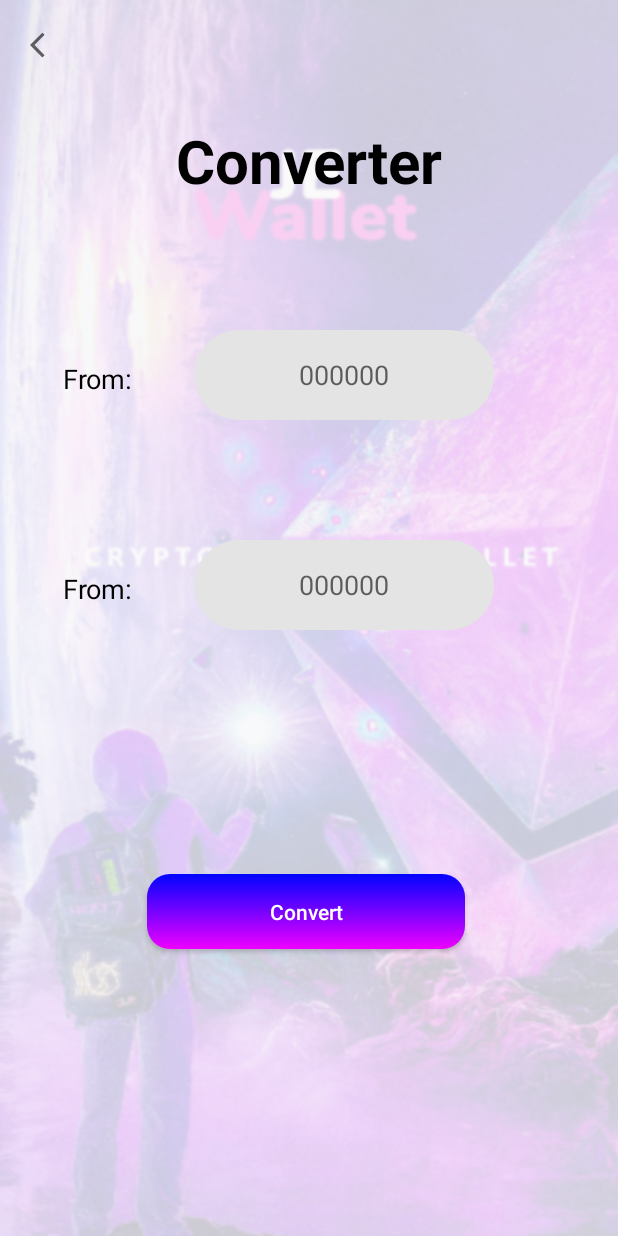
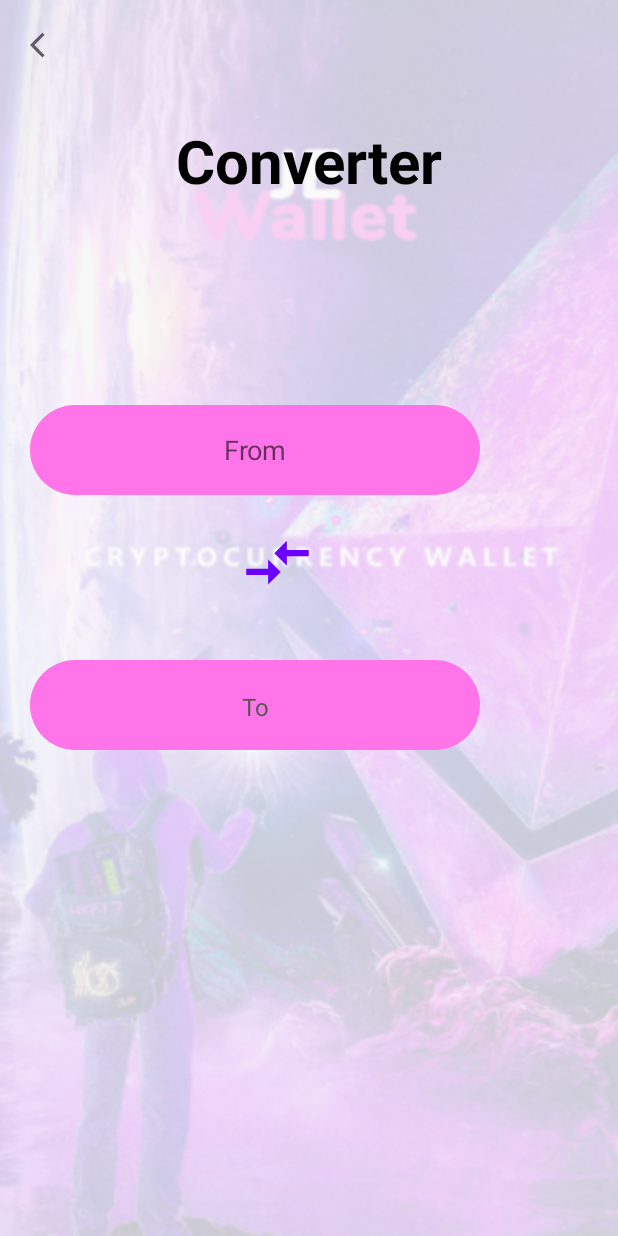
Before and after one commit to ashwin-2001/CryptoSurge, an Android app: the currencyconversion screen opened directly, with no data from a screen before it, on a phone screen of 412 x 824 dp. Run offline under Robolectric (Android 15) with nearby library versions, the phone set to English and light mode, and no system bars; 4 statements that could not run were skipped.

Commit message:
Ashwin Changes

```diff
--- a/app/src/main/java/com/nextap/cryptosurge/currencyconversion.java
+++ b/app/src/main/java/com/nextap/cryptosurge/currencyconversion.java
@@ -7,6 +7,7 @@ import android.util.Log;
 import android.view.View;
 import android.widget.Button;
 import android.widget.EditText;
+import android.widget.ImageButton;
 import android.widget.TextView;
 
 public class currencyconversion extends Activity {
@@ -16,7 +17,7 @@ public class currencyconversion extends Activity {
         super.onCreate(savedInstanceState);
         setContentView(R.layout.currencyconversion);
 
-        Button button = (Button) findViewById(R.id.button_conversion);
+        ImageButton button = (ImageButton) findViewById(R.id.button_conversion);
         Bundle bundle = getIntent().getExtras();
         String message2 = bundle.getString("message2");
         String message = bundle.getString("message");
@@ -26,7 +27,7 @@ public class currencyconversion extends Activity {
 
         EditText from_num = (EditText) findViewById(R.id.from_num);
         TextView from_currency = (TextView) findViewById(R.id.from_currency);
-        EditText target_num = (EditText) findViewById(R.id.target_num);
+        TextView target_num = (TextView) findViewById(R.id.target_num);
         TextView target_currency = (TextView) findViewById(R.id.target_currency);
 
         //from_num.setText(price);
--- /dev/null
+++ b/app/src/main/res/drawable/ic_baseline_compare_arrows_24.xml
@@ -0,0 +1,5 @@
+<vector android:height="24dp" android:tint="#6A00FF"
+    android:viewportHeight="24" android:viewportWidth="24"
+    android:width="24dp" xmlns:android="http://schemas.android.com/apk/res/android">
+    <path android:fillColor="#6E07FF" android:pathData="M9.01,14H2v2h7.01v3L13,15l-3.99,-4V14zM14.99,13v-3H22V8h-7.01V5L11,9L14.99,13z"/>
+</vector>
--- a/app/src/main/res/drawable/rect_inpbox.xml
+++ b/app/src/main/res/drawable/rect_inpbox.xml
@@ -1,7 +1,7 @@
 <shape xmlns:android="http://schemas.android.com/apk/res/android"
        android:shape="rectangle">
 
-    <solid android:color="#E4E4E4" />
+    <solid android:color="#FF74E8" />
 
     <corners android:radius="32dp" />
 
--- a/app/src/main/res/layout/activity_coinbase.xml
+++ b/app/src/main/res/layout/activity_coinbase.xml
@@ -7,9 +7,7 @@
         android:layout_height="match_parent"
 
         tools:context=".Coinbase">
-    <RelativeLayout android:layout_width="match_parent" android:layout_height="match_parent"
-                    android:background="@drawable/spashscreen"
-                    android:alpha="0.2"/>
+
 
     <ImageView android:layout_width="20dp" android:layout_height="20dp"
                android:id="@+id/back"
@@ -31,23 +29,27 @@
     <LinearLayout android:layout_width="match_parent"
                       android:orientation="horizontal"
                       android:paddingStart="70dp"
+                  android:layout_marginTop="50dp"
                       android:layout_height="wrap_content">
         <TextView android:layout_width="wrap_content" android:layout_height="50dp"
                   android:textSize="18dp"
-                  android:text="Your assests"
-                  android:layout_weight="1"
+                  android:text="             Assests"
+                  android:layout_weight="2"
                   android:textColor="#000"
                   android:textAlignment="center" android:textStyle="bold"/>
         <TextView android:layout_width="wrap_content" android:layout_height="50dp"
                   android:textSize="18dp"
                   android:text="Value"
-                  android:layout_weight="1"
+                  android:layout_weight="2"
                   android:textColor="#000"
                   android:textAlignment="center" android:textStyle="bold"/>
+        <View android:layout_width="0dp"
+              android:layout_weight="1"
+              android:layout_height="match_parent"/>
     </LinearLayout>
 
     <LinearLayout android:layout_width="match_parent" android:layout_height="100dp"
-                  android:layout_marginTop="50dp"
+                  android:layout_marginTop="0dp"
                   android:id="@+id/stack1"
                   android:paddingHorizontal="40dp"
     android:orientation="horizontal">
--- a/app/src/main/res/layout/activity_login.xml
+++ b/app/src/main/res/layout/activity_login.xml
@@ -18,7 +18,7 @@
               android:layout_height="250dp"
               android:textStyle="bold"/>
     <TextView android:layout_width="match_parent"
-              android:text="Login now,              "
+              android:text="Login now              "
               android:textAlignment="center"
               android:textSize="25sp"
               android:textColor="#000"
--- a/app/src/main/res/layout/currency.xml
+++ b/app/src/main/res/layout/currency.xml
@@ -22,7 +22,7 @@
                   android:textSize="40sp"
                   android:paddingTop="100dp"
                   android:textColor="#000"
-                  android:layout_height="200dp" android:textStyle="bold"/>
+                  android:layout_height="150dp" android:textStyle="bold"/>
 
         <TextView android:layout_width="match_parent"
                   android:text="Select a target currency"
--- a/app/src/main/res/layout/currencyconversion.xml
+++ b/app/src/main/res/layout/currencyconversion.xml
@@ -1,5 +1,5 @@
 <?xml version="1.0" encoding="utf-8"?>
-<RelativeLayout xmlns:android="http://schemas.android.com/apk/res/android"
+<androidx.coordinatorlayout.widget.CoordinatorLayout xmlns:android="http://schemas.android.com/apk/res/android"
                 android:layout_width="match_parent"
                 android:layout_height="match_parent" xmlns:tools="http://schemas.android.com/tools">
 
@@ -22,24 +22,16 @@
                tools:layout_editor_absoluteX="27dp"/>
     <LinearLayout android:layout_width="match_parent"
                   android:orientation="horizontal"
-                  android:layout_marginVertical="200dp"
-                  android:layout_marginTop="300dp"
+                  android:layout_marginVertical="250dp"
+                  android:layout_marginTop="350dp"
                   android:layout_height="100dp">
-        <TextView android:layout_width="wrap_content"
-                  android:text="From:"
-                  android:textSize="18sp"
-                  android:layout_weight="1"
-                  android:textAlignment="center"
-                  android:paddingVertical="10dp"
-                  android:textColor="#000"
-                  android:layout_marginVertical="30dp"
-                  android:layout_height="match_parent"/>
         <EditText android:layout_width="wrap_content"
                   android:layout_height="match_parent"
                   android:id="@+id/from_num"
                   android:background="@drawable/rect_inpbox"
-                  android:minWidth="200dp"
-                  android:hint="000000"
+                  android:minWidth="300dp"
+                  android:layout_marginStart="20dp"
+                  android:hint="From"
                   android:textAlignment="center"
                   android:layout_marginVertical="20dp"/>
         <TextView android:layout_width="wrap_content"
@@ -49,6 +41,7 @@
                   android:textSize="18sp"
                   android:layout_weight="1"
                   android:textAlignment="center"
+                  android:textStyle="bold"
                   android:textColor="#000"
                   android:layout_marginVertical="30dp"
                   android:layout_height="match_parent"/>
@@ -56,23 +49,18 @@
     </LinearLayout>
     <LinearLayout android:layout_width="match_parent"
                   android:orientation="horizontal"
-                  android:layout_marginTop="340dp"
+                  android:layout_marginTop="420dp"
                   android:layout_height="100dp">
         <TextView android:layout_width="wrap_content"
-                  android:text="From:"
-                  android:textSize="18sp"
-                  android:layout_weight="1"
-                  android:textAlignment="center"
-                  android:paddingVertical="10dp"
-                  android:textColor="#000"
-                  android:layout_marginVertical="30dp"
-                  android:layout_height="match_parent"/>
-        <EditText android:layout_width="wrap_content"
                   android:layout_height="match_parent"
+                  android:text="To"
+                  android:textSize="16dp"
+                  android:textColor="#575757"
+                  android:paddingVertical="20dp"
+                  android:layout_marginStart="20dp"
                   android:background="@drawable/rect_inpbox"
                   android:id="@+id/target_num"
-                  android:minWidth="200dp"
-                  android:hint="000000"
+                  android:minWidth="300dp"
                   android:textAlignment="center"
                   android:layout_marginVertical="20dp"/>
         <TextView android:layout_width="wrap_content"
@@ -82,19 +70,24 @@
                   android:textSize="18sp"
                   android:layout_weight="1"
                   android:textAlignment="center"
+                  android:textStyle="bold"
                   android:textColor="#000"
                   android:layout_marginVertical="30dp"
                   android:layout_height="match_parent"/>
     </LinearLayout>
 
-    <Button
-            android:background="@drawable/gradient_button"
-            android:layout_width="250dp"
+    <ImageButton
+            android:background="@drawable/ic_baseline_compare_arrows_24"
+            android:layout_width="50dp"
             android:textColor="#FFFFFF"
             android:text="Convert"
             android:textAllCaps="false"
             android:layout_height="50dp" android:id="@+id/button_conversion" android:layout_alignParentBottom="true"
-            android:layout_marginBottom="191dp" android:layout_alignParentEnd="true" android:layout_marginEnd="102dp"
-            android:layout_alignParentStart="true" android:layout_marginStart="98dp"
+            android:layout_marginTop="350dp"
+            android:layout_alignParentEnd="true"
+            android:layout_marginEnd="182dp"
+            android:layout_centerVertical="true"
+            android:layout_alignParentStart="true"
+            android:layout_marginStart="160dp"
     />
-</RelativeLayout>
+</androidx.coordinatorlayout.widget.CoordinatorLayout>
--- a/app/src/main/res/layout/wallet.xml
+++ b/app/src/main/res/layout/wallet.xml
@@ -66,8 +66,8 @@
             android:text="ATM near me"
             android:textAllCaps="false"
             android:layout_height="50dp" android:id="@+id/button_atmnearme" android:layout_alignParentBottom="true"
-            android:layout_marginBottom="77dp" android:layout_alignParentEnd="true" android:layout_marginEnd="92dp"
-            android:layout_alignParentStart="true" android:layout_marginStart="99dp"
+            android:layout_marginBottom="77dp" android:layout_alignParentEnd="true" android:layout_marginEnd="112dp"
+            android:layout_alignParentStart="true" android:layout_marginStart="119dp"
     />
 
 
```
